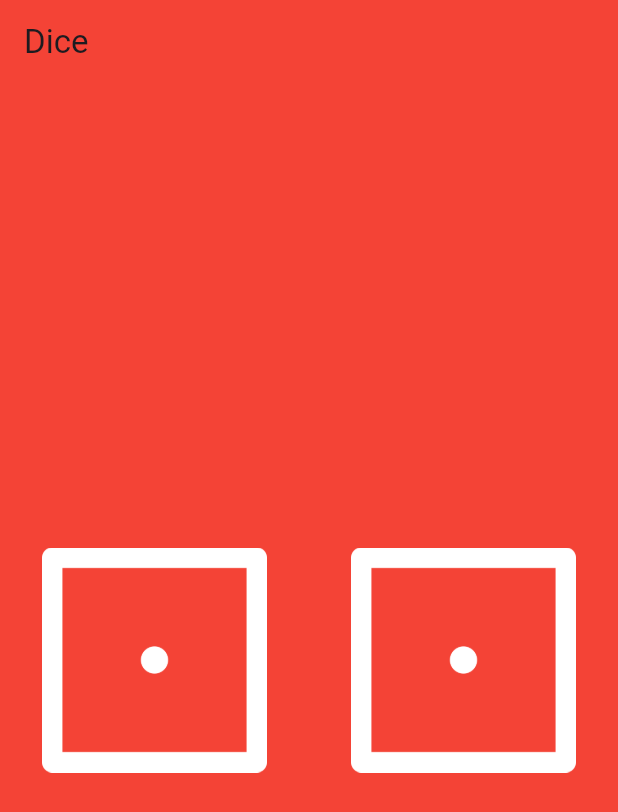
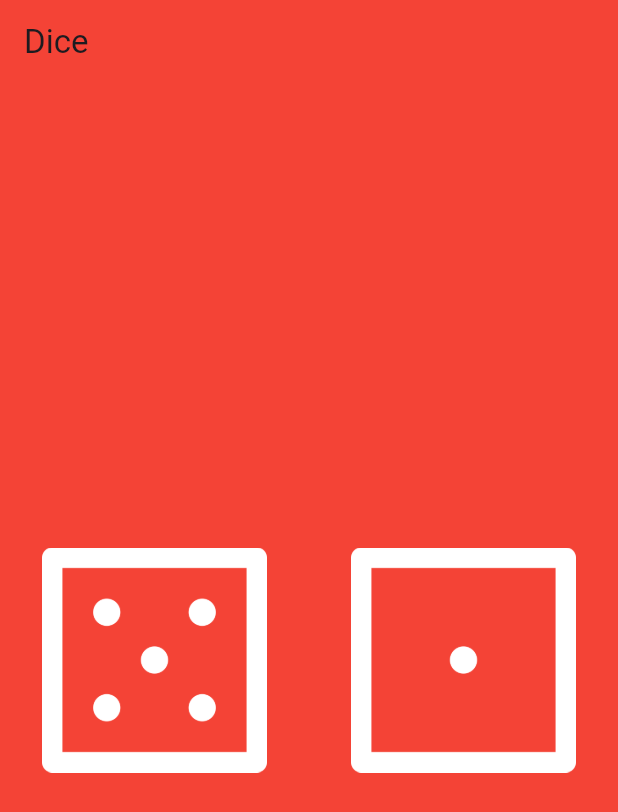
Before and after one commit to kunalpatil3303/Dice-App, a Flutter app: the screen it shows after launch, on a phone screen of 412 x 824 dp. Shown: the top 812 px of the screen. Run offline on Flutter 3.47's test engine with Material 3 defaults, Android fonts, the phone set to English and light mode, and no system bars.

Commit message:
Lesson 56

```diff
--- a/lib/main.dart
+++ b/lib/main.dart
@@ -20,6 +20,7 @@ class MyApp extends StatelessWidget {
 class DicePage extends StatelessWidget {
   @override
   Widget build(BuildContext context) {
+    var LeftDieNumber = 5;
     return Center(
       child: Row(
         children: [
@@ -31,7 +32,7 @@ class DicePage extends StatelessWidget {
                   // Add your dice roll logic here
                   print('Dice 1 pressed');
                 },
-                child: Image.asset('images/dice1.png'),
+                child: Image.asset('images/dice$LeftDieNumber.png'),
               ),
             ),
           ),
```
